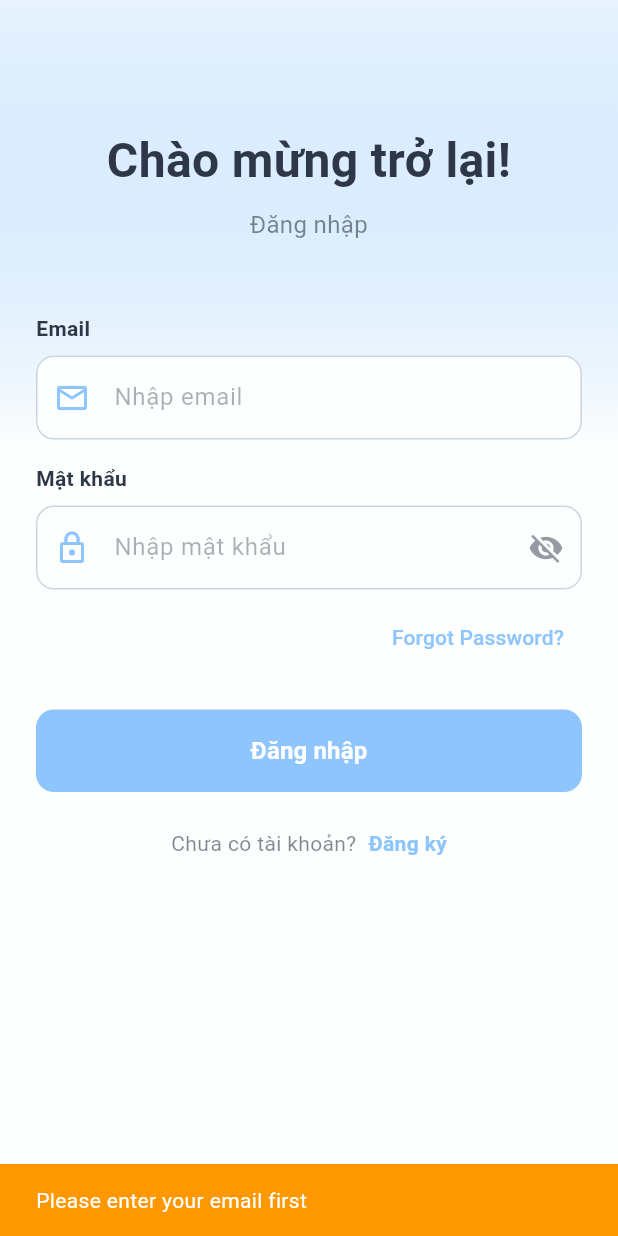
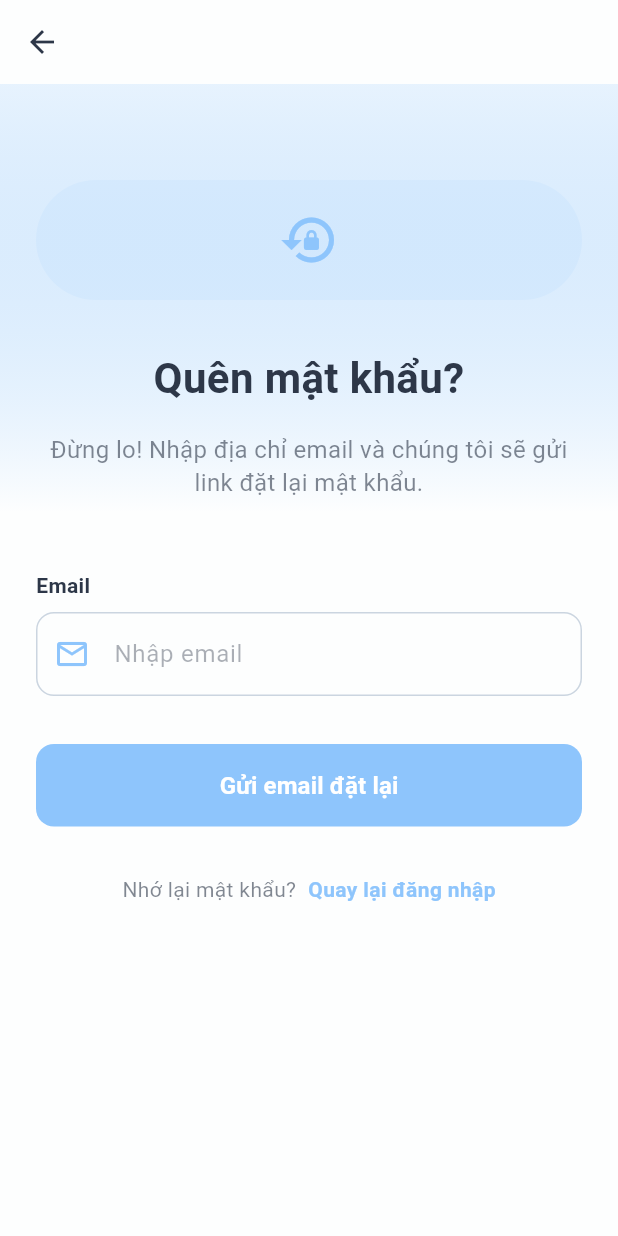
Before and after one commit to fralcy/stress_relief_app, a Flutter app: the MobilePortraitLoginScreen screen opened directly, after a tap on "Forgot Password?", on a phone screen of 412 x 824 dp. Run offline on Flutter 3.47's test engine with Material 3 defaults, Android fonts, the light colour scheme and no system bars; our stand-ins replace audioplayers, awesome_notifications, cloud_firestore, firebase_auth, firebase_core, hive and 1 more; accounts and stored records are empty; generated files the repository leaves out were written again.

Commit message:
feat: add forgot password screen with localization
- Create MobilePortraitForgotPasswordScreen with Firebase Auth integration
- Add new l10n keys for forgot password flow
- Update login screen navigation to use dedicated forgot password screen
- Implement email reset functionality with success states and error handling
- Add forgot password screen to test menu for easy access

```diff
--- a/lib/core/l10n/app_localizations.dart
+++ b/lib/core/l10n/app_localizations.dart
@@ -221,6 +221,17 @@ abstract class AppLocalizations {
   String get letsGetStarted;
   String get welcomeBack;
   String get dontHaveAccount;
+  String get forgotPassword;
+  String get forgotPasswordTitle;
+  String get forgotPasswordDescription;
+  String get forgotPasswordEmailSentDescription;
+  String get sendResetEmail;
+  String get emailSent;
+  String get emailSentSuccessfully;
+  String get checkYourInbox;
+  String get sendAgain;
+  String get rememberPassword;
+  String get backToLogin;
 
   // Helper method
   static AppLocalizations of(BuildContext context) {
--- a/lib/core/l10n/app_localizations_en.dart
+++ b/lib/core/l10n/app_localizations_en.dart
@@ -553,4 +553,37 @@ class AppLocalizationsEn extends AppLocalizations {
 
   @override
   String get dontHaveAccount => 'Don\'t have an account?';
+
+  @override
+  String get forgotPassword => 'Forgot Password?';
+
+  @override
+  String get forgotPasswordTitle => 'Forgot Password?';
+
+  @override
+  String get forgotPasswordDescription => 'No worries! Enter your email address and we\'ll send you a reset link.';
+
+  @override
+  String get forgotPasswordEmailSentDescription => 'We\'ve sent password reset instructions to your email address.';
+
+  @override
+  String get sendResetEmail => 'Send Reset Email';
+
+  @override
+  String get emailSent => 'Email Sent!';
+
+  @override
+  String get emailSentSuccessfully => 'Password reset email sent successfully!';
+
+  @override
+  String get checkYourInbox => 'Check your inbox and follow the instructions to reset your password.';
+
+  @override
+  String get sendAgain => 'Send Again';
+
+  @override
+  String get rememberPassword => 'Remember your password?';
+
+  @override
+  String get backToLogin => 'Back to Login';
 }
--- a/lib/core/l10n/app_localizations_vi.dart
+++ b/lib/core/l10n/app_localizations_vi.dart
@@ -553,4 +553,37 @@ class AppLocalizationsVi extends AppLocalizations {
 
   @override
   String get dontHaveAccount => 'Chưa có tài khoản?';
+
+  @override
+  String get forgotPassword => 'Quên mật khẩu?';
+
+  @override
+  String get forgotPasswordTitle => 'Quên mật khẩu?';
+
+  @override
+  String get forgotPasswordDescription => 'Đừng lo! Nhập địa chỉ email và chúng tôi sẽ gửi link đặt lại mật khẩu.';
+
+  @override
+  String get forgotPasswordEmailSentDescription => 'Chúng tôi đã gửi hướng dẫn đặt lại mật khẩu đến email của bạn.';
+
+  @override
+  String get sendResetEmail => 'Gửi email đặt lại';
+
+  @override
+  String get emailSent => 'Đã gửi email!';
+
+  @override
+  String get emailSentSuccessfully => 'Đã gửi email đặt lại mật khẩu thành công!';
+
+  @override
+  String get checkYourInbox => 'Kiểm tra hộp thư và làm theo hướng dẫn để đặt lại mật khẩu.';
+
+  @override
+  String get sendAgain => 'Gửi lại';
+
+  @override
+  String get rememberPassword => 'Nhớ lại mật khẩu?';
+
+  @override
+  String get backToLogin => 'Quay lại đăng nhập';
 }
--- a/lib/main.dart
+++ b/lib/main.dart
@@ -22,6 +22,7 @@ import 'screens/asset_test_screen.dart';
 import 'screens/component_showcase_screen.dart';
 import 'screens/mobile_portrait_register_screen.dart';
 import 'screens/mobile_portrait_login_screen.dart';
+import 'screens/mobile_portrait_forgot_password_screen.dart';
 import 'screens/mobile_portrait_screen.dart';
 
 void main() async {
@@ -210,6 +211,16 @@ class TestMenuScreen extends StatelessWidget {
               MaterialPageRoute(builder: (context) => const MobilePortraitRegisterScreen()),
             ),
           ),
+
+          _buildTestCard(
+            context,
+            title: '🔑 Forgot Password',
+            description: 'Test forgot password functionality',
+            onTap: () => Navigator.push(
+              context,
+              MaterialPageRoute(builder: (context) => const MobilePortraitForgotPasswordScreen()),
+            ),
+          ),
         ],
       ),
     );
--- /dev/null
+++ b/lib/screens/mobile_portrait_forgot_password_screen.dart
@@ -0,0 +1,365 @@
+import 'package:flutter/material.dart';
+import '../../core/constants/app_colors.dart';
+import '../../core/l10n/app_localizations.dart';
+import '../../core/utils/auth_service.dart';
+
+/// Mobile Portrait Forgot Password Screen
+///
+/// Form quên mật khẩu với:
+/// - Email input
+/// - Send reset email functionality
+/// - Dynamic theme support
+/// - Localization support
+class MobilePortraitForgotPasswordScreen extends StatefulWidget {
+  const MobilePortraitForgotPasswordScreen({super.key});
+
+  @override
+  State<MobilePortraitForgotPasswordScreen> createState() => _MobilePortraitForgotPasswordScreenState();
+}
+
+class _MobilePortraitForgotPasswordScreenState extends State<MobilePortraitForgotPasswordScreen> {
+  final _formKey = GlobalKey<FormState>();
+  final _emailController = TextEditingController();
+  final _authService = AuthService();
+
+  bool _isLoading = false;
+  bool _emailSent = false;
+
+  @override
+  void dispose() {
+    _emailController.dispose();
+    super.dispose();
+  }
+
+  Future<void> _resetPassword() async {
+    if (!_formKey.currentState!.validate()) return;
+
+    setState(() => _isLoading = true);
+
+    try {
+      await _authService.resetPassword(email: _emailController.text.trim());
+
+      if (mounted) {
+        setState(() {
+          _isLoading = false;
+          _emailSent = true;
+        });
+
+        // Show success message
+        ScaffoldMessenger.of(context).showSnackBar(
+          SnackBar(
+            content: Text(AppLocalizations.of(context).emailSentSuccessfully),
+            backgroundColor: context.theme.primary,
+          ),
+        );
+      }
+    } catch (e) {
+      if (mounted) {
+        setState(() => _isLoading = false);
+
+        // Show error message
+        ScaffoldMessenger.of(context).showSnackBar(
+          SnackBar(
+            content: Text(e.toString()),
+            backgroundColor: Colors.red,
+          ),
+        );
+      }
+    }
+  }
+
+  @override
+  Widget build(BuildContext context) {
+    final l10n = AppLocalizations.of(context);
+    final theme = context.theme;
+
+    return Scaffold(
+      appBar: AppBar(
+        backgroundColor: Colors.transparent,
+        elevation: 0,
+        leading: IconButton(
+          icon: Icon(Icons.arrow_back, color: theme.text),
+          onPressed: () => Navigator.pop(context),
+        ),
+      ),
+      body: Container(
+        decoration: BoxDecoration(
+          gradient: LinearGradient(
+            begin: Alignment.topCenter,
+            end: Alignment.bottomCenter,
+            colors: [
+              theme.primary.withOpacity(0.2),
+              theme.background,
+              theme.background,
+            ],
+          ),
+        ),
+        child: SafeArea(
+          child: SingleChildScrollView(
+            padding: const EdgeInsets.all(24),
+            child: Form(
+              key: _formKey,
+              child: Column(
+                crossAxisAlignment: CrossAxisAlignment.stretch,
+                children: [
+                  const SizedBox(height: 40),
+
+                  // Icon
+                  Container(
+                    width: 80,
+                    height: 80,
+                    margin: const EdgeInsets.only(bottom: 32),
+                    decoration: BoxDecoration(
+                      color: theme.primary.withOpacity(0.1),
+                      borderRadius: BorderRadius.circular(40),
+                    ),
+                    child: Icon(
+                      Icons.lock_reset,
+                      size: 40,
+                      color: theme.primary,
+                    ),
+                  ),
+
+                  // Header
+                  Text(
+                    l10n.forgotPasswordTitle,
+                    style: TextStyle(
+                      fontSize: 28,
+                      fontWeight: FontWeight.bold,
+                      color: theme.text,
+                    ),
+                    textAlign: TextAlign.center,
+                  ),
+
+                  const SizedBox(height: 16),
+
+                  Text(
+                    _emailSent
+                        ? l10n.forgotPasswordEmailSentDescription
+                        : l10n.forgotPasswordDescription,
+                    style: TextStyle(
+                      fontSize: 16,
+                      color: theme.text.withOpacity(0.6),
+                      height: 1.4,
+                    ),
+                    textAlign: TextAlign.center,
+                  ),
+
+                  const SizedBox(height: 48),
+
+                  if (!_emailSent) ...[
+                    // Email field
+                    _buildTextField(
+                      controller: _emailController,
+                      label: l10n.email,
+                      hint: l10n.enterEmail,
+                      keyboardType: TextInputType.emailAddress,
+                      prefixIcon: Icons.email_outlined,
+                      validator: (value) {
+                        if (value == null || value.isEmpty) {
+                          return l10n.invalidEmail;
+                        }
+                        // Simple email validation
+                        if (!value.contains('@') || !value.contains('.')) {
+                          return l10n.invalidEmail;
+                        }
+                        return null;
+                      },
+                    ),
+
+                    const SizedBox(height: 32),
+
+                    // Send Reset Email button
+                    ElevatedButton(
+                      onPressed: _isLoading ? null : _resetPassword,
+                      style: ElevatedButton.styleFrom(
+                        backgroundColor: theme.primary,
+                        foregroundColor: Colors.white,
+                        padding: const EdgeInsets.symmetric(vertical: 16),
+                        shape: RoundedRectangleBorder(
+                          borderRadius: BorderRadius.circular(12),
+                        ),
+                        elevation: 0,
+                      ),
+                      child: _isLoading
+                          ? SizedBox(
+                              height: 20,
+                              width: 20,
+                              child: CircularProgressIndicator(
+                                strokeWidth: 2,
+                                valueColor: AlwaysStoppedAnimation<Color>(Colors.white),
+                              ),
+                            )
+                          : Text(
+                              l10n.sendResetEmail,
+                              style: const TextStyle(
+                                fontSize: 16,
+                                fontWeight: FontWeight.bold,
+                              ),
+                            ),
+                    ),
+                  ] else ...[
+                    // Success state
+                    Container(
+                      padding: const EdgeInsets.all(24),
+                      decoration: BoxDecoration(
+                        color: theme.primary.withOpacity(0.1),
+                        borderRadius: BorderRadius.circular(12),
+                        border: Border.all(
+                          color: theme.primary.withOpacity(0.3),
+                        ),
+                      ),
+                      child: Column(
+                        children: [
+                          Icon(
+                            Icons.mark_email_read,
+                            size: 48,
+                            color: theme.primary,
+                          ),
+                          const SizedBox(height: 16),
+                          Text(
+                            l10n.emailSent,
+                            style: TextStyle(
+                              fontSize: 20,
+                              fontWeight: FontWeight.bold,
+                              color: theme.text,
+                            ),
+                          ),
+                          const SizedBox(height: 8),
+                          Text(
+                            l10n.checkYourInbox,
+                            style: TextStyle(
+                              fontSize: 14,
+                              color: theme.text.withOpacity(0.7),
+                              height: 1.4,
+                            ),
+                            textAlign: TextAlign.center,
+                          ),
+                        ],
+                      ),
+                    ),
+
+                    const SizedBox(height: 24),
+
+                    // Resend button
+                    OutlinedButton(
+                      onPressed: _isLoading ? null : () {
+                        setState(() => _emailSent = false);
+                      },
+                      style: OutlinedButton.styleFrom(
+                        side: BorderSide(color: theme.primary),
+                        padding: const EdgeInsets.symmetric(vertical: 16),
+                        shape: RoundedRectangleBorder(
+                          borderRadius: BorderRadius.circular(12),
+                        ),
+                      ),
+                      child: Text(
+                        l10n.sendAgain,
+                        style: TextStyle(
+                          fontSize: 16,
+                          fontWeight: FontWeight.bold,
+                          color: theme.primary,
+                        ),
+                      ),
+                    ),
+                  ],
+
+                  const SizedBox(height: 32),
+
+                  // Back to login link
+                  Row(
+                    mainAxisAlignment: MainAxisAlignment.center,
+                    children: [
+                      Text(
+                        l10n.rememberPassword,
+                        style: TextStyle(
+                          color: theme.text.withOpacity(0.6),
+                        ),
+                      ),
+                      const SizedBox(width: 8),
+                      GestureDetector(
+                        onTap: () {
+                          Navigator.pop(context);
+                        },
+                        child: Text(
+                          l10n.backToLogin,
+                          style: TextStyle(
+                            color: theme.primary,
+                            fontWeight: FontWeight.bold,
+                          ),
+                        ),
+                      ),
+                    ],
+                  ),
+                ],
+              ),
+            ),
+          ),
+        ),
+      ),
+    );
+  }
+
+  Widget _buildTextField({
+    required TextEditingController controller,
+    required String label,
+    required String hint,
+    required IconData prefixIcon,
+    TextInputType? keyboardType,
+    String? Function(String?)? validator,
+  }) {
+    final theme = context.theme;
+
+    return Column(
+      crossAxisAlignment: CrossAxisAlignment.start,
+      children: [
+        Text(
+          label,
+          style: TextStyle(
+            fontSize: 14,
+            fontWeight: FontWeight.w600,
+            color: theme.text,
+          ),
+        ),
+        const SizedBox(height: 8),
+        TextFormField(
+          controller: controller,
+          keyboardType: keyboardType,
+          style: TextStyle(color: theme.text),
+          decoration: InputDecoration(
+            hintText: hint,
+            hintStyle: TextStyle(color: theme.text.withOpacity(0.4)),
+            prefixIcon: Icon(prefixIcon, color: theme.primary),
+            filled: true,
+            fillColor: theme.background,
+            border: OutlineInputBorder(
+              borderRadius: BorderRadius.circular(12),
+              borderSide: BorderSide(color: theme.border),
+            ),
+            enabledBorder: OutlineInputBorder(
+              borderRadius: BorderRadius.circular(12),
+              borderSide: BorderSide(color: theme.border),
+            ),
+            focusedBorder: OutlineInputBorder(
+              borderRadius: BorderRadius.circular(12),
+              borderSide: BorderSide(color: theme.primary, width: 2),
+            ),
+            errorBorder: OutlineInputBorder(
+              borderRadius: BorderRadius.circular(12),
+              borderSide: const BorderSide(color: Colors.red),
+            ),
+            focusedErrorBorder: OutlineInputBorder(
+              borderRadius: BorderRadius.circular(12),
+              borderSide: const BorderSide(color: Colors.red, width: 2),
+            ),
+            contentPadding: const EdgeInsets.symmetric(
+              horizontal: 16,
+              vertical: 16,
+            ),
+          ),
+          validator: validator,
+        ),
+      ],
+    );
+  }
+}
--- a/lib/screens/mobile_portrait_login_screen.dart
+++ b/lib/screens/mobile_portrait_login_screen.dart
@@ -4,6 +4,7 @@ import '../../core/l10n/app_localizations.dart';
 import '../../core/utils/auth_service.dart';
 import 'mobile_portrait_register_screen.dart';
 import 'mobile_portrait_screen.dart';
+import 'mobile_portrait_forgot_password_screen.dart';
 
 /// Mobile Portrait Login Screen
 ///
@@ -80,38 +81,13 @@ class _MobilePortraitLoginScreenState extends State<MobilePortraitLoginScreen> {
     }
   }
 
-  Future<void> _resetPassword() async {
-    if (_emailController.text.trim().isEmpty) {
-      ScaffoldMessenger.of(context).showSnackBar(
-        SnackBar(
-          content: Text('Please enter your email first'),
-          backgroundColor: Colors.orange,
-        ),
-      );
-      return;
-    }
-
-    try {
-      await _authService.resetPassword(email: _emailController.text.trim());
-
-      if (mounted) {
-        ScaffoldMessenger.of(context).showSnackBar(
-          SnackBar(
-            content: Text('Password reset email sent!'),
-            backgroundColor: context.theme.primary,
-          ),
-        );
-      }
-    } catch (e) {
-      if (mounted) {
-        ScaffoldMessenger.of(context).showSnackBar(
-          SnackBar(
-            content: Text(e.toString()),
-            backgroundColor: Colors.red,
-          ),
-        );
-      }
-    }
+  void _navigateToForgotPassword() {
+    Navigator.push(
+      context,
+      MaterialPageRoute(
+        builder: (context) => const MobilePortraitForgotPasswordScreen(),
+      ),
+    );
   }
 
   @override
@@ -217,7 +193,7 @@ class _MobilePortraitLoginScreenState extends State<MobilePortraitLoginScreen> {
                   Align(
                     alignment: Alignment.centerRight,
                     child: TextButton(
-                      onPressed: _resetPassword,
+                      onPressed: _navigateToForgotPassword,
                       child: Text(
                         'Forgot Password?',
                         style: TextStyle(
```
